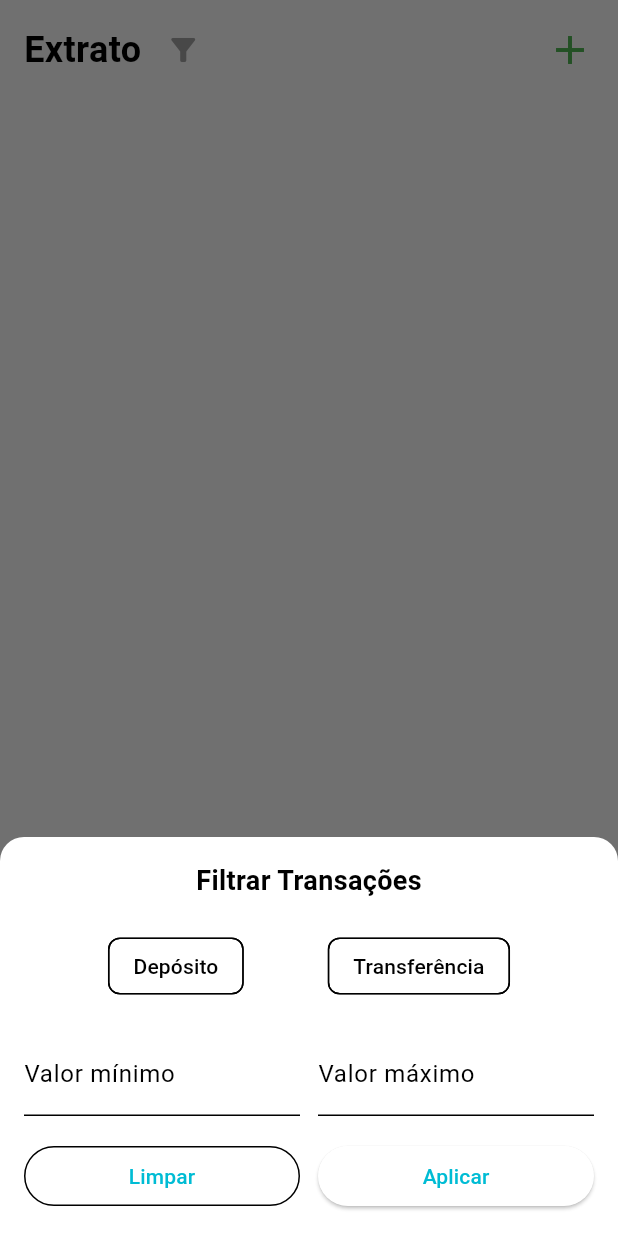
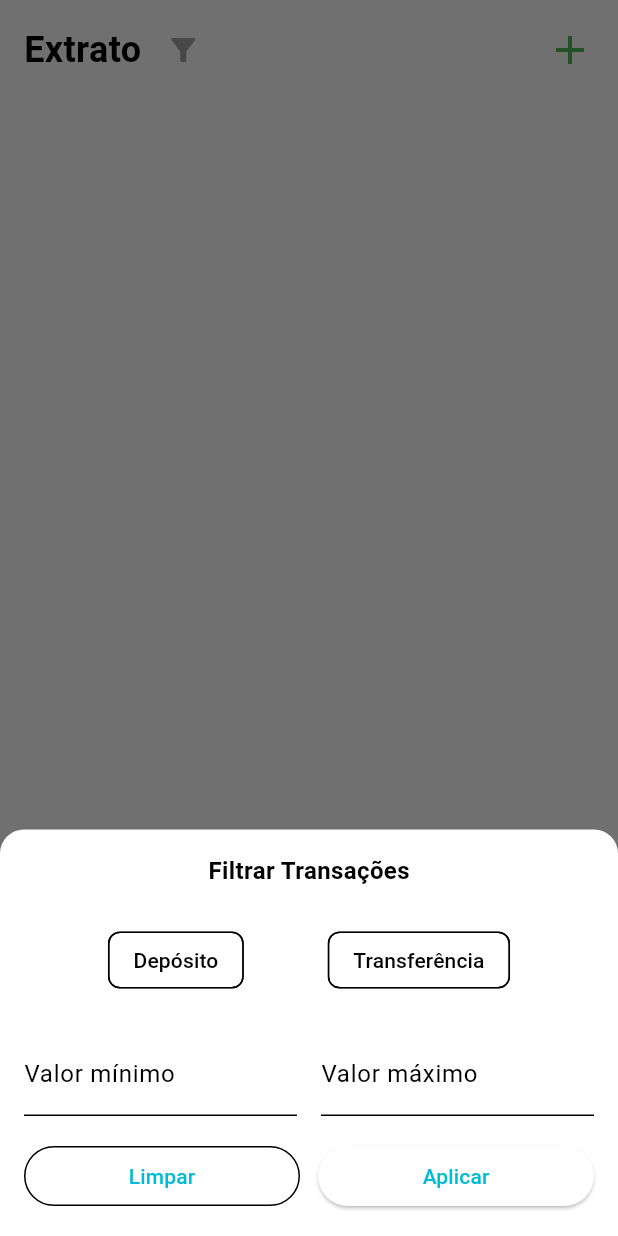
Before and after one commit to 4FRNT-Pos-Tech-Grupo-01/bytebank-app, a Flutter app: the BankStatement screen opened directly, after a tap on the "filter alt" icon, on a phone screen of 412 x 824 dp. Run offline on Flutter 3.47's test engine with Material 3 defaults, Android fonts, the light colour scheme and no system bars; our stand-ins replace animated_splash_screen, cloud_firestore, file_picker, firebase_auth, firebase_core, fl_chart and 1 more; accounts and stored records are empty.

Commit message:
fix: sizes

```diff
--- a/lib/pages/bank_statement.dart
+++ b/lib/pages/bank_statement.dart
@@ -98,9 +98,9 @@ class _BankStatementState extends State<BankStatement> {
                 children: [
                   const Text(
                     'Filtrar Transações',
-                    style: TextStyle(fontSize: 18, fontWeight: FontWeight.bold),
+                    style: TextStyle(fontSize: 16, fontWeight: FontWeight.bold),
                   ),
-                  const SizedBox(height: 20),
+                  const SizedBox(height: 24),
                   Row(
                     mainAxisAlignment: MainAxisAlignment.spaceEvenly,
                     children: TransactionType.values.map((type) {
@@ -119,7 +119,7 @@ class _BankStatementState extends State<BankStatement> {
                       );
                     }).toList(),
                   ),
-                  const SizedBox(height: 20),
+                  const SizedBox(height: 24),
                   Row(
                     children: [
                       Expanded(
@@ -131,7 +131,7 @@ class _BankStatementState extends State<BankStatement> {
                           ),
                         ),
                       ),
-                      const SizedBox(width: 12),
+                      const SizedBox(width: 16),
                       Expanded(
                         child: TextField(
                           controller: maxController,
```
